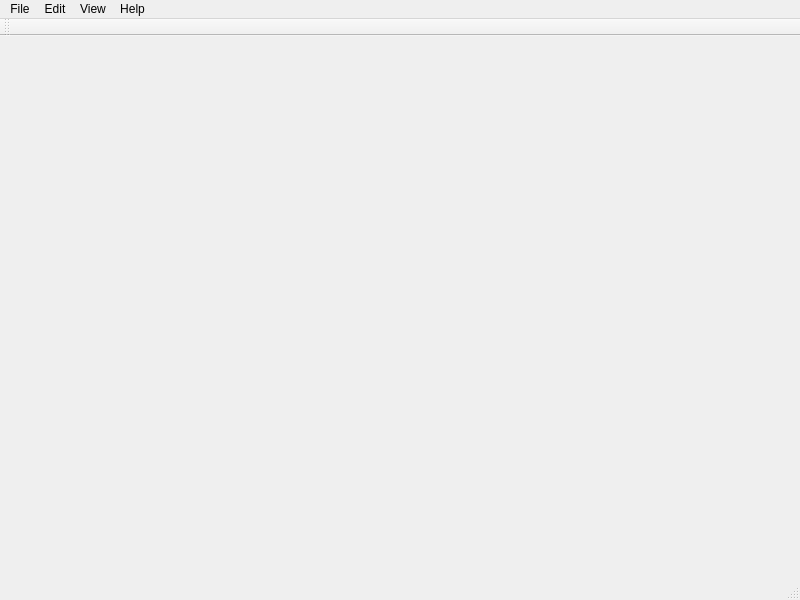
The window that mainwindow.ui (MathuxNY-73/Notify) describes before a commit, drawn with Qt 5.
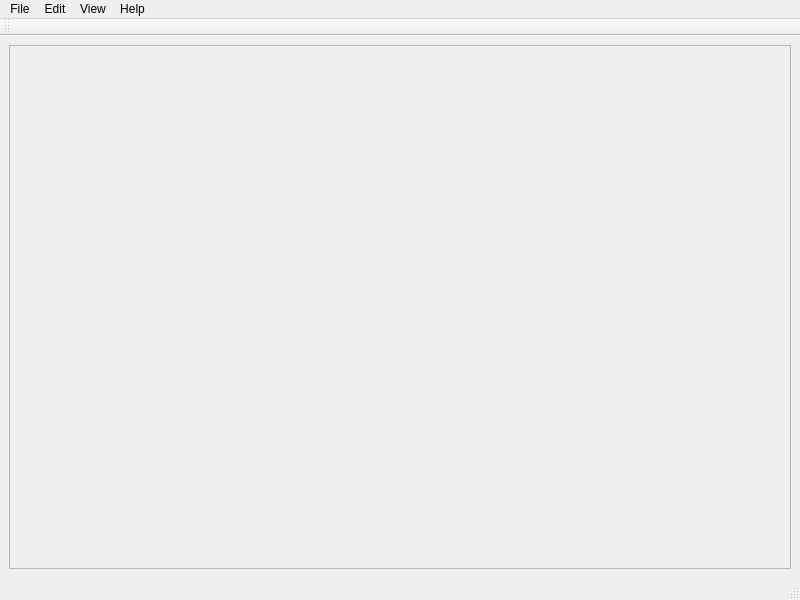
The same window after the commit. Custom widgets are drawn as their Qt base class.

Diff of the .ui file:
```diff
--- a/mainwindow.ui
+++ b/mainwindow.ui
@@ -15,18 +15,32 @@
   </property>
   <widget class="QWidget" name="centralwidget">
    <layout class="QGridLayout" name="gridLayout">
-    <item row="0" column="0">
-     <widget class="QWidget" name="widget_2" native="true"/>
-    </item>
-    <item row="0" column="1" rowspan="2">
-     <widget class="Editorspace" name="Editeur" native="true">
-      <zorder>verticalSpacer</zorder>
-      <zorder>verticalSpacer</zorder>
+    <item row="0" column="0" rowspan="2">
+     <widget class="QFrame" name="frame">
+      <property name="frameShape">
+       <enum>QFrame::StyledPanel</enum>
+      </property>
+      <property name="frameShadow">
+       <enum>QFrame::Raised</enum>
+      </property>
+      <layout class="QGridLayout" name="gridLayout_2">
+       <item row="0" column="1" rowspan="2">
+        <widget class="QWidget" name="widget" native="true">
+         <zorder>Editeur</zorder>
+        </widget>
+       </item>
+       <item row="0" column="0">
+        <widget class="Editorspace" name="Editeur" native="true">
+         <zorder>workWidget</zorder>
+         <zorder>widget</zorder>
+        </widget>
+       </item>
+       <item row="1" column="0">
+        <widget class="Workspace" name="workWidget" native="true"/>
+       </item>
+      </layout>
      </widget>
     </item>
-    <item row="1" column="0">
-     <widget class="QWidget" name="widget" native="true"/>
-    </item>
    </layout>
   </widget>
   <widget class="QMenuBar" name="menubar">
@@ -211,6 +225,12 @@
    <header>editorspace.h</header>
    <container>1</container>
   </customwidget>
+  <customwidget>
+   <class>Workspace</class>
+   <extends>QWidget</extends>
+   <header>workspace.h</header>
+   <container>1</container>
+  </customwidget>
  </customwidgets>
  <resources/>
  <connections>
```
